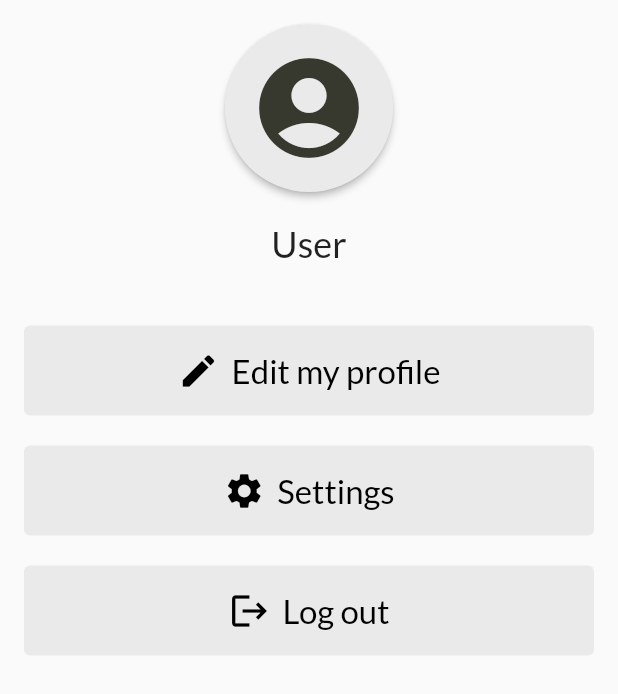
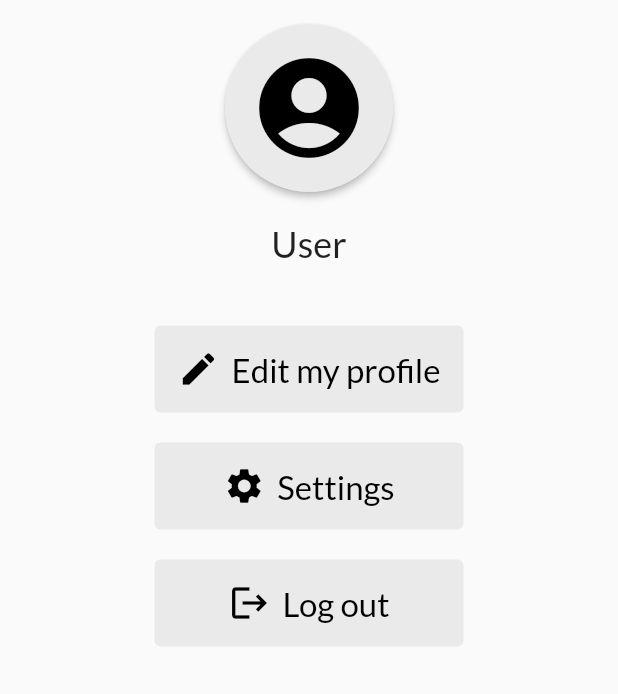
Before and after one commit to ISIS3510-202320-Team21/flutter_sports_app, a Flutter app: the ProfileView screen opened directly, on a phone screen of 412 x 824 dp. Shown: the top 694 px of the screen. Run offline on Flutter 3.47's test engine with Material 2 defaults, Android fonts, the phone set to English and light mode, and no system bars; our stand-ins replace bloc, cached_network_image, camera, connectivity_plus, email_validator, equatable and 8 more; missing offline and left inert: restart_app; accounts and stored records are empty; project files that could hold a hidden picture were left out.

Commit message:
colors fixed

```diff
--- a/lib/presentation/screens/profile_view.dart
+++ b/lib/presentation/screens/profile_view.dart
@@ -32,10 +32,9 @@ class _ProfileViewState extends State<ProfileView> {
     // Defining custom button styles
     final ButtonStyle profileButtonStyle = ButtonStyle(
       backgroundColor: MaterialStateProperty.all(const Color(0xFFEAEAEA)),
-      iconColor: MaterialStateProperty.all(colorTheme.onSurface),
+      foregroundColor: MaterialStateProperty.all(colorTheme.onError),
       shape: MaterialStateProperty.all(CircleBorder()),
       padding: MaterialStateProperty.all(EdgeInsets.all(16.0)),
-      minimumSize: MaterialStateProperty.all(Size(double.infinity, 50)),
     );
 
     final ButtonStyle iconButtonStyle = ButtonStyle(
@@ -43,8 +42,10 @@ class _ProfileViewState extends State<ProfileView> {
       foregroundColor: MaterialStateProperty.all(colorTheme.onError),
       elevation: MaterialStateProperty.all(0),
       padding: MaterialStateProperty.all(EdgeInsets.symmetric(vertical: 15.0)),
-      minimumSize: MaterialStateProperty.all(Size(double.infinity, 60)),
     );
+
+    // Calculate the width for the buttons based on the screen size
+    final buttonWidth = MediaQuery.of(context).size.width / 2;
 
     return BlocConsumer<ProfileBloc, ProfileState>(
       bloc: _profileBloc,
@@ -73,25 +74,34 @@ class _ProfileViewState extends State<ProfileView> {
                     SizedBox(height: 20),
                     Text(userName ?? 'User', style: textTheme.headline5),
                     SizedBox(height: 40),
-                    ElevatedButton.icon(
+                    ConstrainedBox(
+                      constraints: BoxConstraints.tightFor(width: buttonWidth),
+                      child: ElevatedButton.icon(
                         icon: Icon(Icons.edit, size: 28.0),
                         label: Text('Edit my profile', style: TextStyle(fontSize: 22)),
                         onPressed: () => _editProfile(context),
                         style: iconButtonStyle,
                       ),
+                    ),
                     SizedBox(height: 20),
-                    ElevatedButton.icon(
+                    ConstrainedBox(
+                      constraints: BoxConstraints.tightFor(width: buttonWidth),
+                      child: ElevatedButton.icon(
                         icon: Icon(Icons.settings, size: 28.0),
                         label: Text('Settings', style: TextStyle(fontSize: 22)),
                         onPressed: () {},
                         style: iconButtonStyle,
                       ),
+                    ),
                     SizedBox(height: 20),
-                    ElevatedButton.icon(
+                    ConstrainedBox(
+                      constraints: BoxConstraints.tightFor(width: buttonWidth),
+                      child: ElevatedButton.icon(
                         icon: Icon(Icons.logout, size: 28.0),
                         label: Text('Log out', style: TextStyle(fontSize: 22)),
                         onPressed: Restart.restartApp,
                         style: iconButtonStyle,
+                      ),
                     ),
                   ],
                 ),
```
Lines whose indentation alone changed are shown as unchanged.
